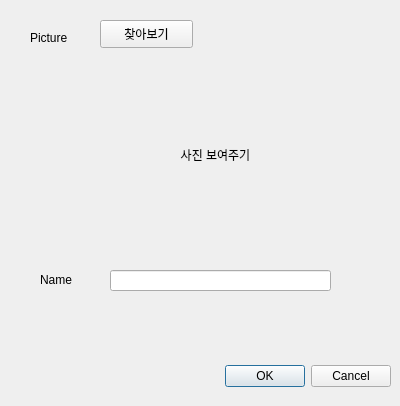
Old version of the form MainProgram/HowToUrlDowload/HowToUrlDowload/Add_Target.ui in the repository 2Bbear/Bit27_JoyRoom.
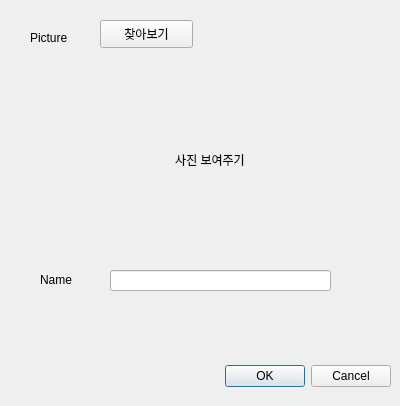
New version of the form.

```diff
--- a/MainProgram/HowToUrlDowload/HowToUrlDowload/Add_Target.ui
+++ b/MainProgram/HowToUrlDowload/HowToUrlDowload/Add_Target.ui
@@ -83,10 +83,22 @@
     <rect>
      <x>110</x>
      <y>60</y>
-     <width>211</width>
-     <height>191</height>
+     <width>200</width>
+     <height>200</height>
     </rect>
    </property>
+   <property name="minimumSize">
+    <size>
+     <width>0</width>
+     <height>191</height>
+    </size>
+   </property>
+   <property name="maximumSize">
+    <size>
+     <width>211</width>
+     <height>16777215</height>
+    </size>
+   </property>
    <property name="text">
     <string>&lt;html&gt;&lt;head/&gt;&lt;body&gt;&lt;p align=&quot;center&quot;&gt;사진 보여주기&lt;/p&gt;&lt;/body&gt;&lt;/html&gt;</string>
    </property>
```
